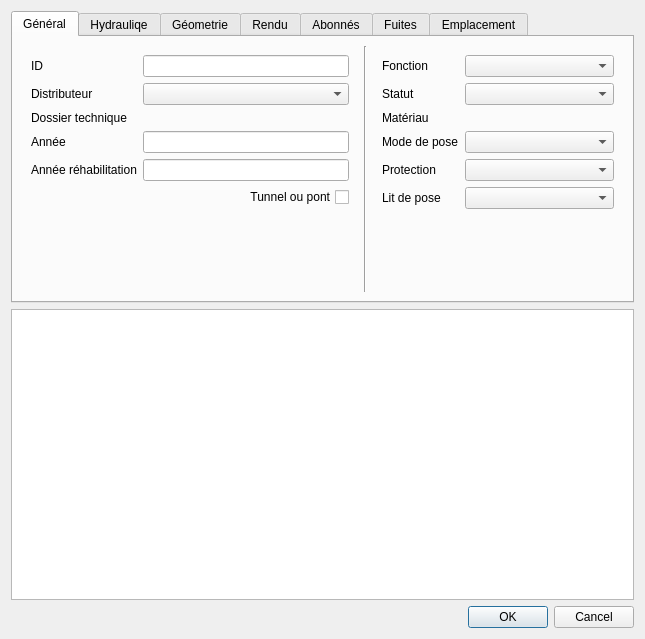
Qt form qgis-project/ui_forms/pipe.ui (qwat/QWAT) before a commit.
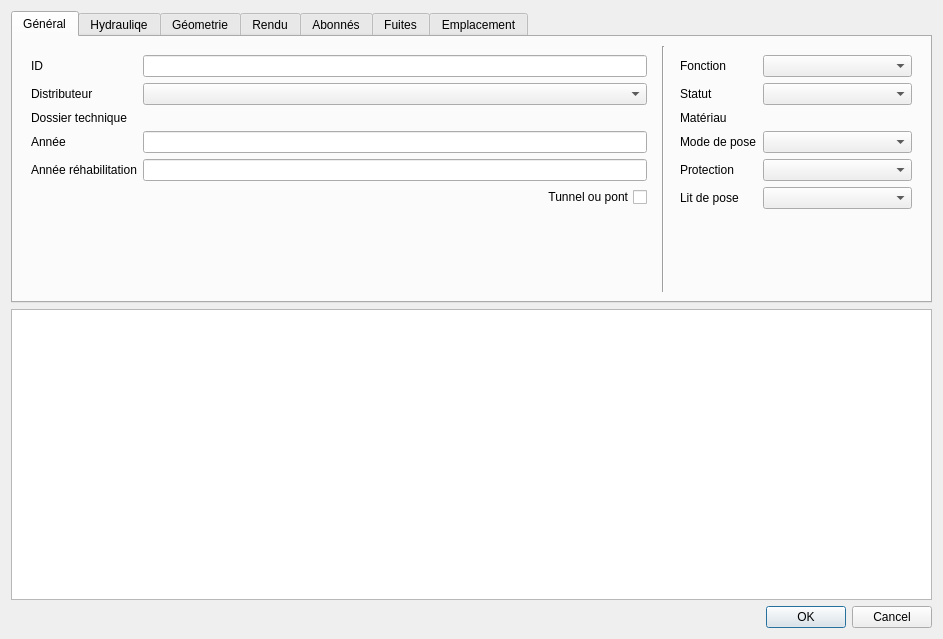
The same form after that commit. Custom widgets are drawn as their Qt base class.

Commit message: fix pipe form

```diff
--- a/qgis-project/ui_forms/pipe.ui
+++ b/qgis-project/ui_forms/pipe.ui
@@ -6,7 +6,7 @@
    <rect>
     <x>0</x>
     <y>0</y>
-    <width>645</width>
+    <width>943</width>
     <height>639</height>
    </rect>
   </property>
```
Left out of the diff: 9 changed lines with no effect on the pictures. The commit also changes 1 other file.
